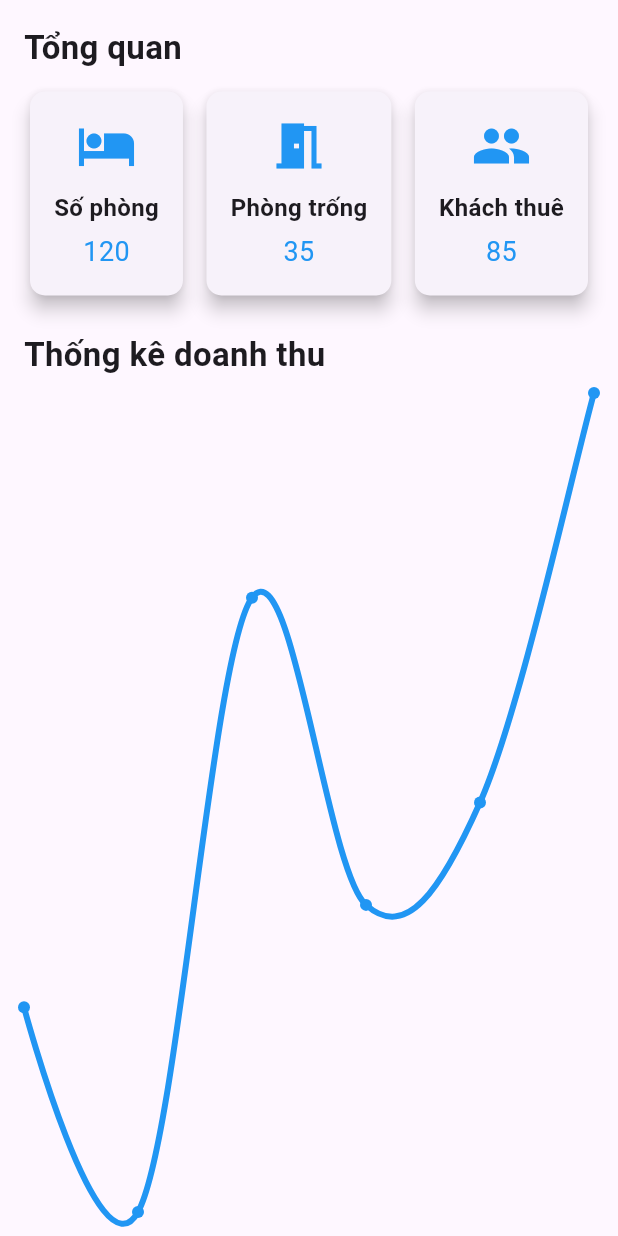
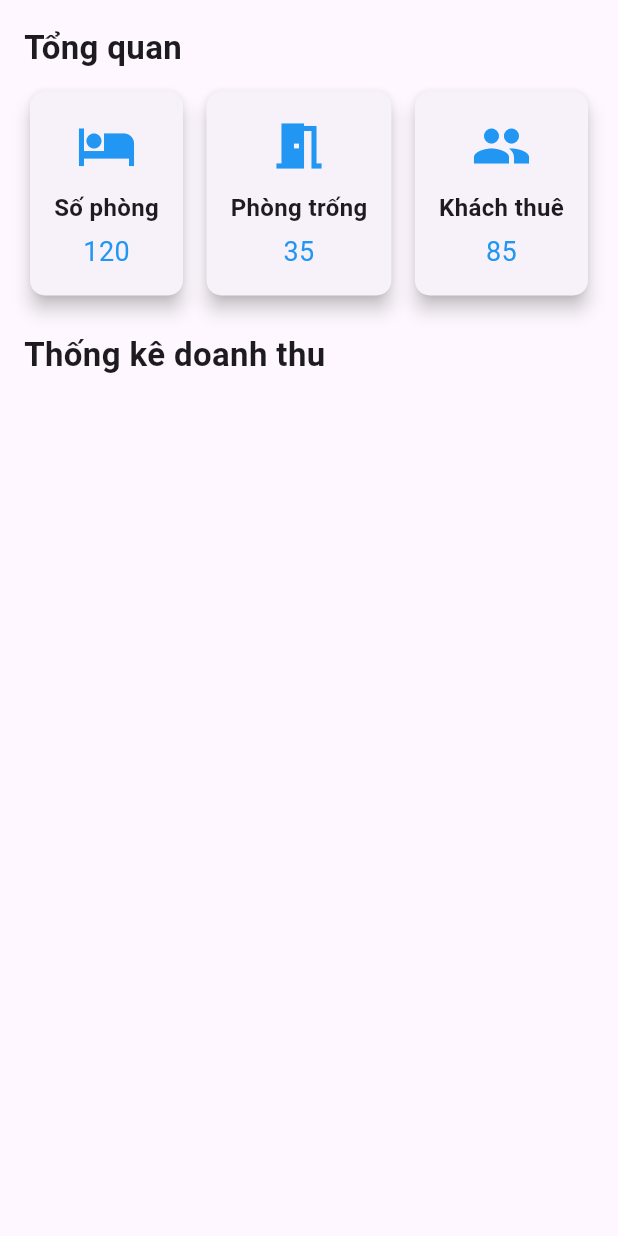
Before and after one commit to vudinhdangkhoa/Nhom10-LTDD-T4-7-11, a Flutter app: the DashboardPage screen opened directly, on a phone screen of 412 x 824 dp. Run offline on Flutter 3.47's test engine with Material 3 defaults, Android fonts, the phone set to English and light mode, and no system bars; drawn by our look-alikes of fl_chart.

Commit message:
trang chu

```diff
--- a/lib/dashboard.dart
+++ b/lib/dashboard.dart
@@ -29,31 +29,6 @@ class DashboardPage extends StatelessWidget {
               style: TextStyle(fontSize: 22, fontWeight: FontWeight.bold),
             ),
             SizedBox(height: 10),
-            Expanded(
-              child: LineChart(
-                LineChartData(
-                  gridData: FlGridData(show: false),
-                  titlesData: FlTitlesData(show: false),
-                  borderData: FlBorderData(show: false),
-                  lineBarsData: [
-                    LineChartBarData(
-                      spots: [
-                        FlSpot(0, 3),
-                        FlSpot(1, 2),
-                        FlSpot(2, 5),
-                        FlSpot(3, 3.5),
-                        FlSpot(4, 4),
-                        FlSpot(5, 6),
-                      ],
-                      isCurved: true,
-                      color: Colors.blue,
-                      barWidth: 4,
-                      isStrokeCapRound: true,
-                    ),
-                  ],
-                ),
-              ),
-            ),
           ],
         ),
       ),
```
